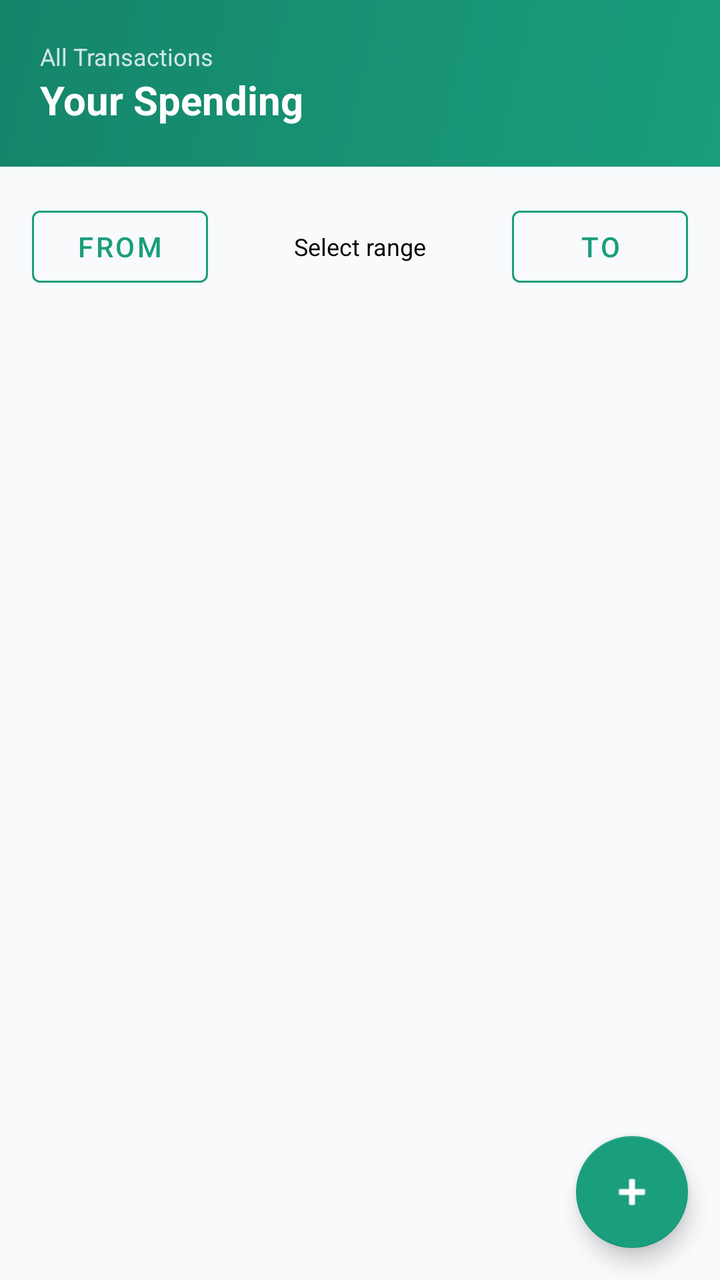
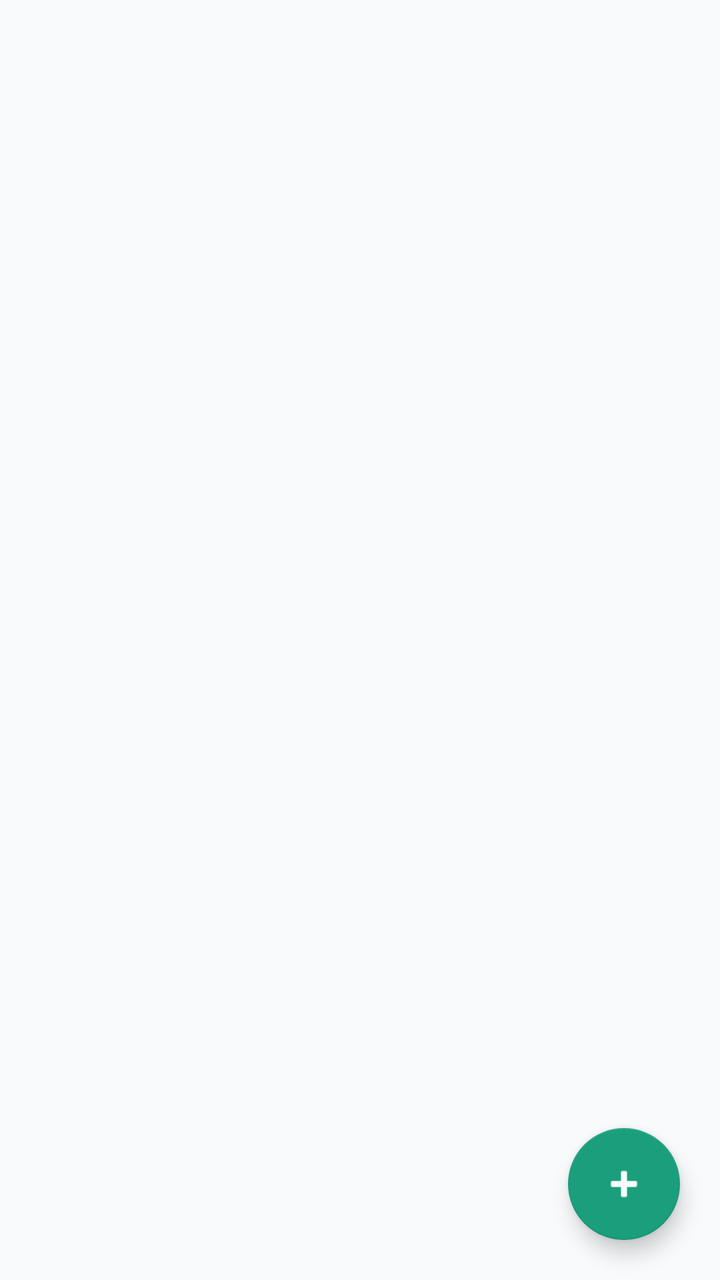

Compare the two renders of this Android layout. The source of the first and the diff that turns it into the second are given below.
<!-- AndroidManifest.xml: application theme Theme.MoneyAssist -->
<!-- res/layout/fragment_transaction_list.xml -->
<?xml version="1.0" encoding="utf-8"?>
<androidx.coordinatorlayout.widget.CoordinatorLayout
    xmlns:android="http://schemas.android.com/apk/res/android"
    xmlns:app="http://schemas.android.com/apk/res-auto"
    android:layout_width="match_parent"
    android:layout_height="match_parent"
    android:background="@color/bg_page">

    <LinearLayout
        android:layout_width="match_parent"
        android:layout_height="match_parent"
        android:orientation="vertical">

        
        <LinearLayout
            android:layout_width="match_parent"
            android:layout_height="wrap_content"
            android:background="@drawable/bg_hero_green"
            android:padding="20dp"
            android:orientation="vertical">

            <TextView
                android:layout_width="wrap_content"
                android:layout_height="wrap_content"
                android:text="All Transactions"
                android:textColor="#CCFFFFFF"
                android:textSize="12sp"/>
            <TextView
                android:layout_width="wrap_content"
                android:layout_height="wrap_content"
                android:text="Your Spending"
                android:textColor="@color/white"
                android:textSize="20sp"
                android:textStyle="bold"/>
        </LinearLayout>

        
        <LinearLayout
            android:layout_width="match_parent"
            android:layout_height="wrap_content"
            android:orientation="horizontal"
            android:padding="16dp"
            android:gravity="center_vertical">

            <com.google.android.material.button.MaterialButton
                android:id="@+id/btnStartDate"
                style="@style/Widget.MaterialComponents.Button.OutlinedButton"
                android:layout_width="wrap_content"
                android:layout_height="wrap_content"
                android:text="From"
                app:strokeColor="@color/green_primary"
                android:textColor="@color/green_primary"/>

            <TextView
                android:id="@+id/tvDateRange"
                android:layout_width="0dp"
                android:layout_height="wrap_content"
                android:layout_weight="1"
                android:gravity="center"
                android:text="Select range"
                android:textSize="12sp"
                android:textColor="@color/text_secondary"/>

            <com.google.android.material.button.MaterialButton
                android:id="@+id/btnEndDate"
                style="@style/Widget.MaterialComponents.Button.OutlinedButton"
                android:layout_width="wrap_content"
                android:layout_height="wrap_content"
                android:text="To"
                app:strokeColor="@color/green_primary"
                android:textColor="@color/green_primary"/>
        </LinearLayout>

        
        <TextView
            android:id="@+id/tvEmptyTransactions"
            android:layout_width="match_parent"
            android:layout_height="wrap_content"
            android:text="No transactions in this period.\nTap + to log your first one."
            android:gravity="center"
            android:textSize="14sp"
            android:textColor="@color/text_light"
            android:padding="40dp"
            android:visibility="gone"/>

        <androidx.recyclerview.widget.RecyclerView
            android:id="@+id/rvTransactions"
            android:layout_width="match_parent"
            android:layout_height="0dp"
            android:layout_weight="1"
            android:padding="16dp"
            android:clipToPadding="false"
            android:paddingBottom="80dp"/>
    </LinearLayout>

    <com.google.android.material.floatingactionbutton.FloatingActionButton
        android:id="@+id/fabAdd"
        android:layout_width="wrap_content"
        android:layout_height="wrap_content"
        android:layout_gravity="bottom|end"
        android:layout_margin="16dp"
        android:contentDescription="Add transaction"
        app:backgroundTint="@color/green_primary"
        app:srcCompat="@android:drawable/ic_input_add"
        app:tint="@color/white"/>

</androidx.coordinatorlayout.widget.CoordinatorLayout>
<!-- resources referenced by this layout -->
<resources>
  <color name="bg_page">#F8FAFC</color>
  <color name="green_primary">#1A9E7C</color>
  <color name="text_light">#000000</color>
  <color name="text_secondary">#000000</color>
  <color name="white">#FFFFFFFF</color>
  <!-- drawable bg_hero_green (drawable) -->
  <?xml version="1.0" encoding="utf-8"?>
  <shape xmlns:android="http://schemas.android.com/apk/res/android">
      <gradient
          android:startColor="#1A9E7C"
          android:endColor="#15856A"
          android:angle="135"
          android:type="linear"/>
  </shape>
  <style name="Theme.MoneyAssist" parent="Theme.MaterialComponents.DayNight.NoActionBar">
          <item name="colorPrimary">@color/green_primary</item>
          <item name="colorPrimaryVariant">@color/green_dark</item>
          <item name="colorOnPrimary">@color/white</item>
          <item name="colorSecondary">@color/green_mid</item>
          <item name="colorSecondaryVariant">@color/green_dark</item>
          <item name="colorOnSecondary">@color/white</item>
          <item name="android:statusBarColor" tools:targetApi="l">@color/green_dark</item>
          <item name="android:windowBackground">@color/bg_page</item>
          <item name="android:textColor">@color/black</item>
          <item name="android:editTextColor">@color/black</item>
          <item name="android:textColorHint">@color/black</item>
      </style>
  <color name="green_dark">#15856A</color>
  <color name="green_mid">#2BB891</color>
  <color name="black">#FF000000</color>
</resources>

<!-- the commit's change to res/layout/fragment_transaction_list.xml (unified diff, before → after) -->
@@ -6,102 +6,22 @@
     android:layout_height="match_parent"
     android:background="@color/bg_page">
 
-    <LinearLayout
+    <androidx.recyclerview.widget.RecyclerView
+        android:id="@+id/recycler_transactions"
         android:layout_width="match_parent"
         android:layout_height="match_parent"
-        android:orientation="vertical">
-
-        
-        <LinearLayout
-            android:layout_width="match_parent"
-            android:layout_height="wrap_content"
-            android:background="@drawable/bg_hero_green"
-            android:padding="20dp"
-            android:orientation="vertical">
-
-            <TextView
-                android:layout_width="wrap_content"
-                android:layout_height="wrap_content"
-                android:text="All Transactions"
-                android:textColor="#CCFFFFFF"
-                android:textSize="12sp"/>
-            <TextView
-                android:layout_width="wrap_content"
-                android:layout_height="wrap_content"
-                android:text="Your Spending"
-                android:textColor="@color/white"
-                android:textSize="20sp"
-                android:textStyle="bold"/>
-        </LinearLayout>
-
-        
-        <LinearLayout
-            android:layout_width="match_parent"
-            android:layout_height="wrap_content"
-            android:orientation="horizontal"
-            android:padding="16dp"
-            android:gravity="center_vertical">
-
-            <com.google.android.material.button.MaterialButton
-                android:id="@+id/btnStartDate"
-                style="@style/Widget.MaterialComponents.Button.OutlinedButton"
-                android:layout_width="wrap_content"
-                android:layout_height="wrap_content"
-                android:text="From"
-                app:strokeColor="@color/green_primary"
-                android:textColor="@color/green_primary"/>
-
-            <TextView
-                android:id="@+id/tvDateRange"
-                android:layout_width="0dp"
-                android:layout_height="wrap_content"
-                android:layout_weight="1"
-                android:gravity="center"
-                android:text="Select range"
-                android:textSize="12sp"
-                android:textColor="@color/text_secondary"/>
-
-            <com.google.android.material.button.MaterialButton
-                android:id="@+id/btnEndDate"
-                style="@style/Widget.MaterialComponents.Button.OutlinedButton"
-                android:layout_width="wrap_content"
-                android:layout_height="wrap_content"
-                android:text="To"
-                app:strokeColor="@color/green_primary"
-                android:textColor="@color/green_primary"/>
-        </LinearLayout>
-
-        
-        <TextView
-            android:id="@+id/tvEmptyTransactions"
-            android:layout_width="match_parent"
-            android:layout_height="wrap_content"
-            android:text="No transactions in this period.\nTap + to log your first one."
-            android:gravity="center"
-            android:textSize="14sp"
-            android:textColor="@color/text_light"
-            android:padding="40dp"
-            android:visibility="gone"/>
-
-        <androidx.recyclerview.widget.RecyclerView
-            android:id="@+id/rvTransactions"
-            android:layout_width="match_parent"
-            android:layout_height="0dp"
-            android:layout_weight="1"
-            android:padding="16dp"
-            android:clipToPadding="false"
-            android:paddingBottom="80dp"/>
-    </LinearLayout>
+        android:padding="12dp"
+        android:clipToPadding="false"/>
 
     <com.google.android.material.floatingactionbutton.FloatingActionButton
-        android:id="@+id/fabAdd"
+        android:id="@+id/fab_add"
         android:layout_width="wrap_content"
         android:layout_height="wrap_content"
         android:layout_gravity="bottom|end"
-        android:layout_margin="16dp"
+        android:layout_margin="20dp"
+        android:src="@android:drawable/ic_input_add"
         android:contentDescription="Add transaction"
         app:backgroundTint="@color/green_primary"
-        app:srcCompat="@android:drawable/ic_input_add"
         app:tint="@color/white"/>
 
 </androidx.coordinatorlayout.widget.CoordinatorLayout>
<!-- resource entries referenced after the edit -->
@@ -2,33 +2,29 @@
 <resources>
   <color name="bg_page">#F8FAFC</color>
   <color name="green_primary">#1A9E7C</color>
-  <color name="text_light">#000000</color>
-  <color name="text_secondary">#000000</color>
-  <color name="white">#FFFFFFFF</color>
-  <!-- drawable bg_hero_green (drawable) -->
-  <?xml version="1.0" encoding="utf-8"?>
-  <shape xmlns:android="http://schemas.android.com/apk/res/android">
-      <gradient
-          android:startColor="#1A9E7C"
-          android:endColor="#15856A"
-          android:angle="135"
-          android:type="linear"/>
-  </shape>
+  <color name="white">#FFFFFF</color>
   <style name="Theme.MoneyAssist" parent="Theme.MaterialComponents.DayNight.NoActionBar">
           <item name="colorPrimary">@color/green_primary</item>
           <item name="colorPrimaryVariant">@color/green_dark</item>
           <item name="colorOnPrimary">@color/white</item>
-          <item name="colorSecondary">@color/green_mid</item>
-          <item name="colorSecondaryVariant">@color/green_dark</item>
-          <item name="colorOnSecondary">@color/white</item>
-          <item name="android:statusBarColor" tools:targetApi="l">@color/green_dark</item>
+          <item name="colorSecondary">@color/yellow_accent</item>
+          <item name="colorOnSecondary">@color/text_primary</item>
+          <item name="colorSurface">@color/bg_card</item>
+          <item name="colorOnSurface">@color/text_primary</item>
           <item name="android:windowBackground">@color/bg_page</item>
-          <item name="android:textColor">@color/black</item>
-          <item name="android:editTextColor">@color/black</item>
-          <item name="android:textColorHint">@color/black</item>
+          <item name="android:statusBarColor">@color/green_dark</item>
+  
+          
+          <item name="bottomNavigationStyle">@style/Widget.MoneyAssist.BottomNav</item>
       </style>
-  <color name="green_dark">#15856A</color>
-  <color name="green_mid">#2BB891</color>
-  <color name="black">#FF000000</color>
+  <color name="green_dark">#0D6B53</color>
+  <color name="yellow_accent">#F59E0B</color>
+  <color name="text_primary">#1E293B</color>
+  <color name="bg_card">#FFFFFF</color>
+  <style name="Widget.MoneyAssist.BottomNav" parent="Widget.MaterialComponents.BottomNavigationView">
+          <item name="itemIconTint">@color/bottom_nav_color</item>
+          <item name="itemTextColor">@color/bottom_nav_color</item>
+          <item name="backgroundTint">@color/white</item>
+      </style>
 </resources>
 
